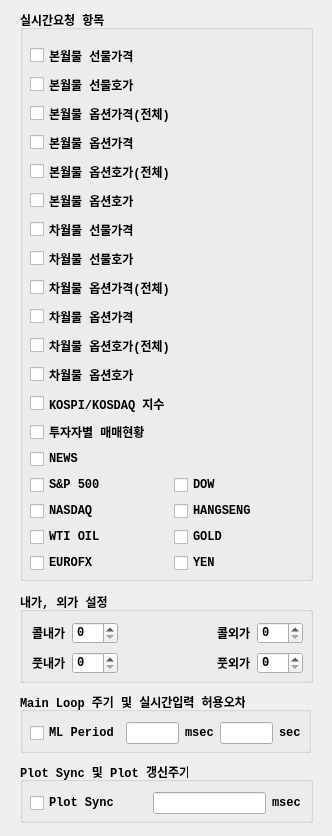
This is UI/realtimeitem.ui in skygoldfish/SkyBot as Qt 5 draws it before an edit. The edited form follows.
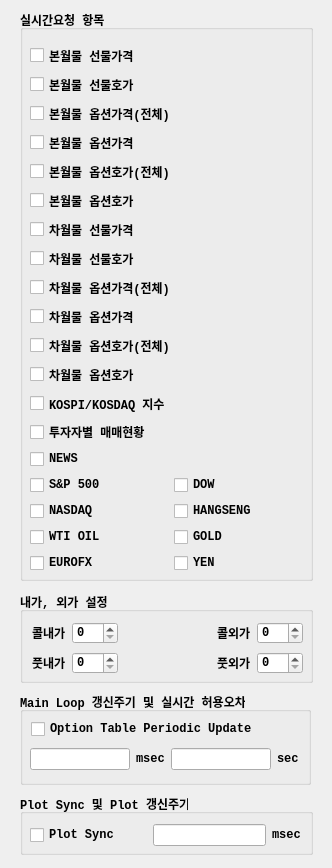
This is the edited form.

Commit message: 소스정리

Patch:
```diff
--- a/UI/realtimeitem.ui
+++ b/UI/realtimeitem.ui
@@ -7,7 +7,7 @@
     <x>0</x>
     <y>0</y>
     <width>332</width>
-    <height>836</height>
+    <height>868</height>
    </rect>
   </property>
   <property name="windowTitle">
@@ -390,7 +390,7 @@
    <property name="geometry">
     <rect>
      <x>20</x>
-     <y>762</y>
+     <y>794</y>
      <width>293</width>
      <height>61</height>
     </rect>
@@ -475,7 +475,7 @@
      <x>20</x>
      <y>692</y>
      <width>291</width>
-     <height>61</height>
+     <height>93</height>
     </rect>
    </property>
    <property name="font">
@@ -486,25 +486,31 @@
     </font>
    </property>
    <property name="title">
-    <string>Main Loop 주기 및 실시간입력 허용오차</string>
+    <string>Main Loop 갱신주기 및 실시간 허용오차</string>
    </property>
-   <widget class="QWidget" name="layoutWidget">
+   <widget class="QCheckBox" name="checkBox_periodic_plot">
+    <property name="geometry">
+     <rect>
+      <x>11</x>
+      <y>28</y>
+      <width>227</width>
+      <height>18</height>
+     </rect>
+    </property>
+    <property name="text">
+     <string>Option Table Periodic Update</string>
+    </property>
+   </widget>
+   <widget class="QWidget" name="">
     <property name="geometry">
      <rect>
       <x>10</x>
-      <y>30</y>
-      <width>271</width>
+      <y>56</y>
+      <width>269</width>
       <height>22</height>
      </rect>
     </property>
     <layout class="QHBoxLayout" name="horizontalLayout_2">
-     <item>
-      <widget class="QCheckBox" name="checkBox_periodic_plot">
-       <property name="text">
-        <string>ML Period</string>
-       </property>
-      </widget>
-     </item>
      <item>
       <widget class="QLineEdit" name="lineEdit_mp">
        <property name="alignment">
```
The commit also changes 1 other file.
